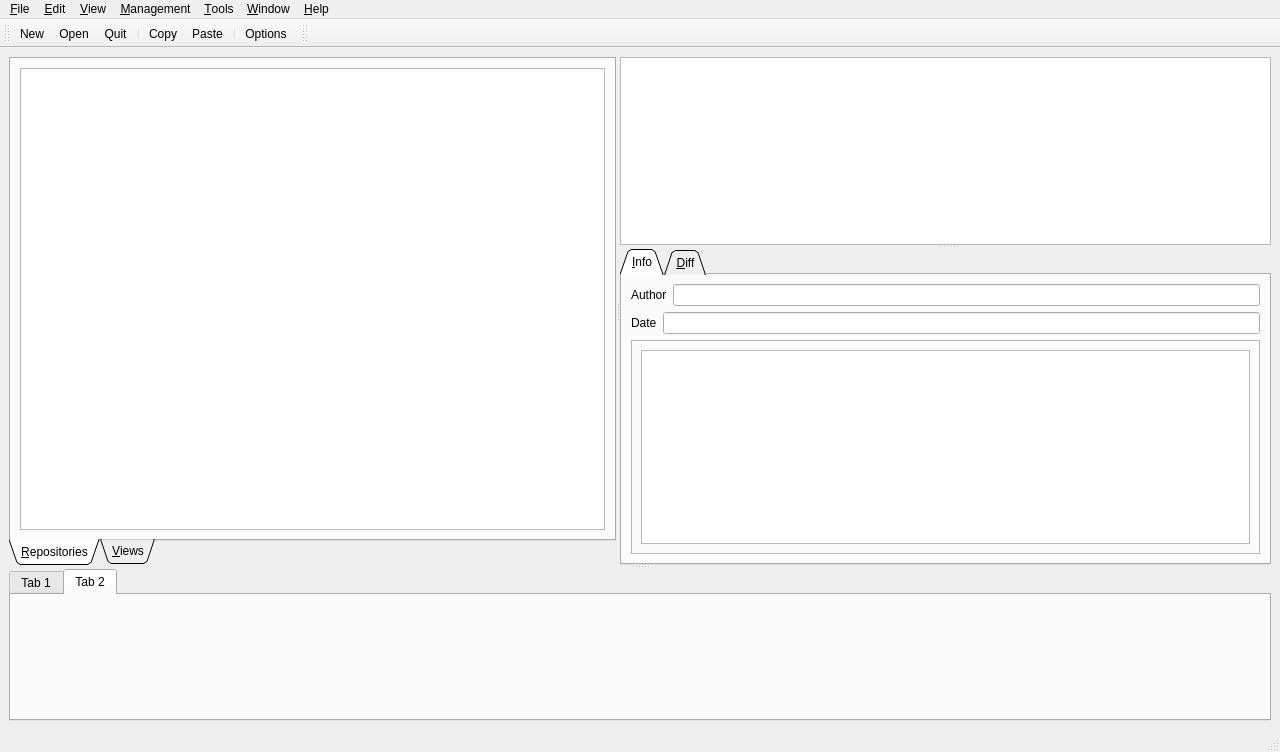
The window that ui/mainwindow.ui (bainonline/teamgit) describes before a commit, drawn with Qt 5.
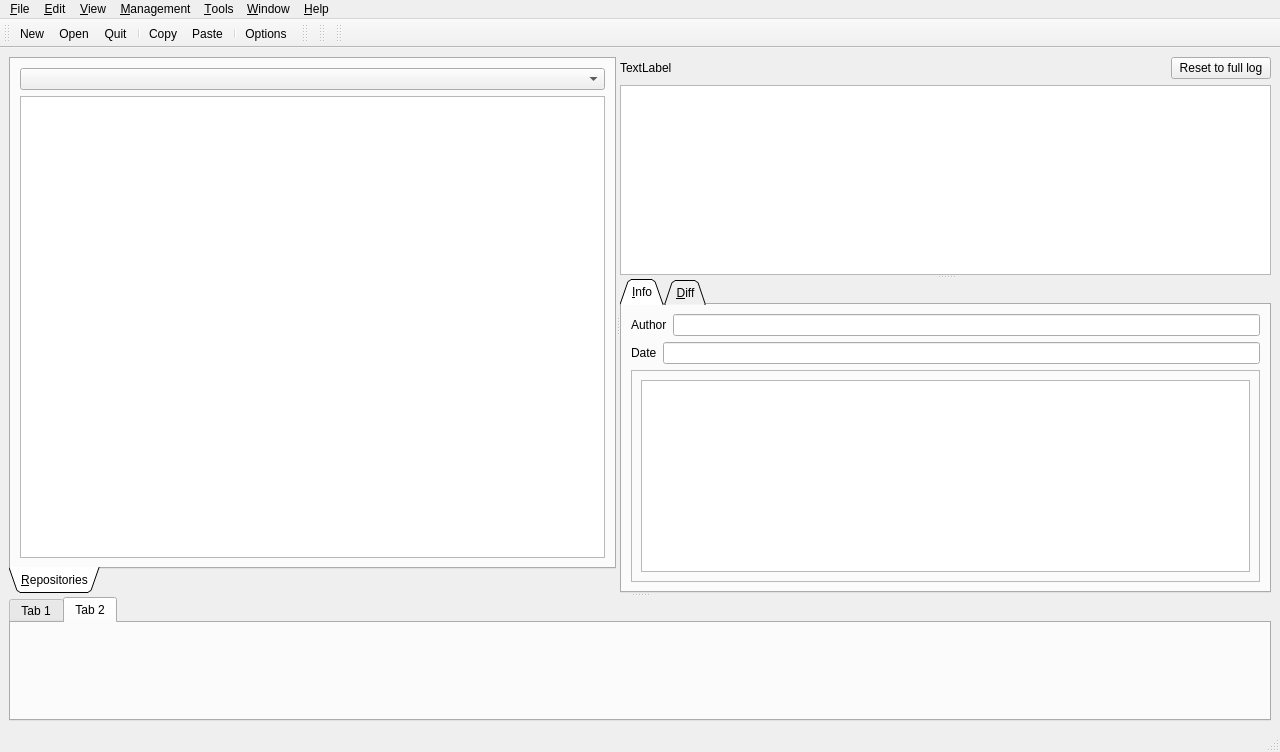
The same window after the commit. The open tabs and pages were chosen to show the change.

Commit message: Added projects file view and file based log filtering

Patch:
```diff
--- a/ui/mainwindow.ui
+++ b/ui/mainwindow.ui
@@ -27,6 +27,9 @@
         <enum>Qt::Horizontal</enum>
        </property>
        <widget class="QTabWidget" name="tabWidget" >
+        <property name="enabled" >
+         <bool>true</bool>
+        </property>
         <property name="sizePolicy" >
          <sizepolicy vsizetype="Expanding" hsizetype="Expanding" >
           <horstretch>0</horstretch>
@@ -51,17 +54,10 @@
          </attribute>
          <layout class="QVBoxLayout" >
           <item>
-           <widget class="QTreeView" name="treeView" />
+           <widget class="QComboBox" name="projectsComboBox" />
           </item>
-         </layout>
-        </widget>
-        <widget class="QWidget" name="tab_2" >
-         <attribute name="title" >
-          <string>&amp;Views</string>
-         </attribute>
-         <layout class="QVBoxLayout" >
           <item>
-           <widget class="QListView" name="listView" />
+           <widget class="QTreeView" name="projectFilesView" />
           </item>
          </layout>
         </widget>
@@ -70,6 +66,33 @@
         <property name="orientation" >
          <enum>Qt::Vertical</enum>
         </property>
+        <widget class="QWidget" name="layoutWidget" >
+         <layout class="QVBoxLayout" >
+          <item>
+           <layout class="QHBoxLayout" >
+            <item>
+             <widget class="QLabel" name="LogMessage" >
+              <property name="text" >
+               <string>TextLabel</string>
+              </property>
+             </widget>
+            </item>
+            <item>
+             <widget class="QPushButton" name="ResetLogButton" >
+              <property name="maximumSize" >
+               <size>
+                <width>100</width>
+                <height>16777215</height>
+               </size>
+              </property>
+              <property name="text" >
+               <string>Reset to full log</string>
+              </property>
+             </widget>
+            </item>
+           </layout>
+          </item>
+          <item>
         <widget class="QTreeView" name="logView" >
          <property name="sizePolicy" >
           <sizepolicy vsizetype="Expanding" hsizetype="Expanding" >
@@ -81,6 +104,9 @@
           <bool>false</bool>
          </property>
         </widget>
+          </item>
+         </layout>
+        </widget>
         <widget class="QSplitter" name="horizontalSplitter2" >
          <property name="orientation" >
           <enum>Qt::Vertical</enum>
@@ -324,6 +350,28 @@
     <bool>false</bool>
    </attribute>
   </widget>
+  <widget class="QToolBar" name="toolBar_3" >
+   <property name="windowTitle" >
+    <string>toolBar_3</string>
+   </property>
+   <attribute name="toolBarArea" >
+    <enum>TopToolBarArea</enum>
+   </attribute>
+   <attribute name="toolBarBreak" >
+    <bool>false</bool>
+   </attribute>
+  </widget>
+  <widget class="QToolBar" name="toolBar_4" >
+   <property name="windowTitle" >
+    <string>toolBar_4</string>
+   </property>
+   <attribute name="toolBarArea" >
+    <enum>TopToolBarArea</enum>
+   </attribute>
+   <attribute name="toolBarBreak" >
+    <bool>false</bool>
+   </attribute>
+  </widget>
   <action name="action_New" >
    <property name="text" >
     <string>&amp;New</string>
```
Left out of the diff: 4 changed lines with no effect on the pictures. Lines whose indentation alone changed are shown as unchanged. The commit also changes 6 other files.
